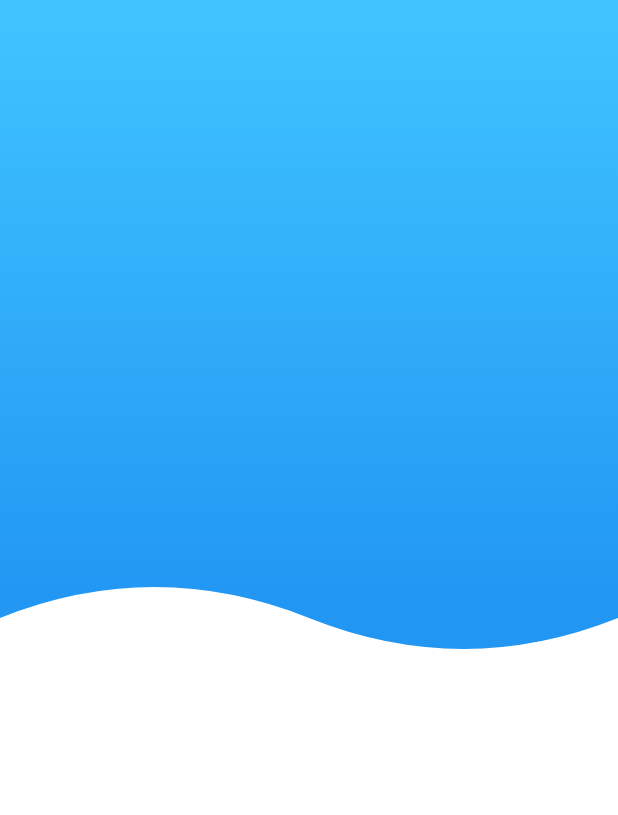
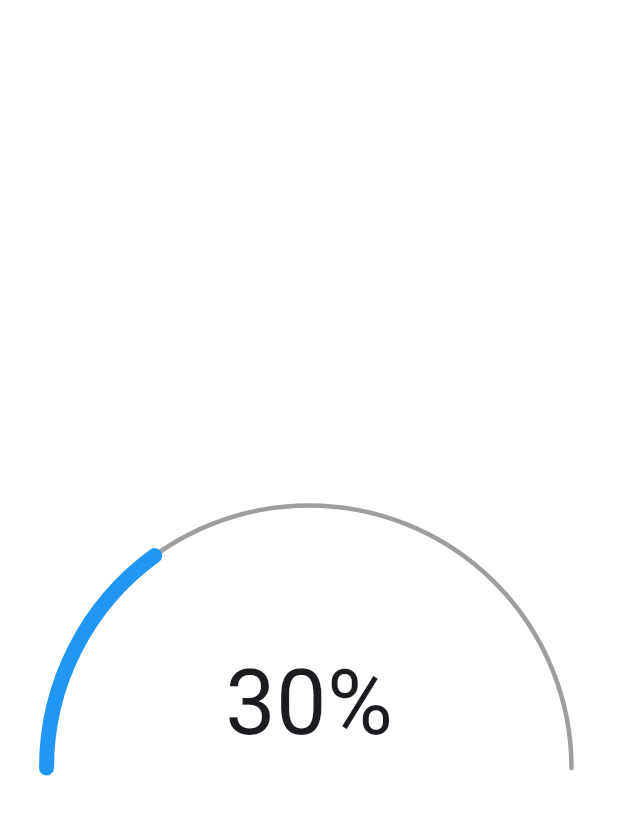
Before and after one commit to Taws-Espol/flutter-como-un-pro, a Flutter app: the screen it shows after launch, on a phone screen of 412 x 824 dp. Shown: the top 815 px of the screen. Run offline on Flutter 3.47's test engine with Material 3 defaults, Android fonts, the light colour scheme and no system bars.

Commit message:
GraficoArco

```diff
--- a/lib/app/modules/login/login_page.dart
+++ b/lib/app/modules/login/login_page.dart
@@ -7,7 +7,7 @@ class LoginPage extends StatelessWidget {
   @override
   Widget build(BuildContext context) {
     return const Scaffold(
-      body: HeaderOla(),
+      body: HeaderDiagonal(),
     );
   }
 }
--- /dev/null
+++ b/lib/app/modules/playground/playground_page.dart
@@ -0,0 +1,80 @@
+import 'dart:math';
+
+import 'package:flutter/material.dart';
+
+class PlaygroundPage extends StatelessWidget {
+  const PlaygroundPage({super.key});
+
+  @override
+  Widget build(BuildContext context) {
+    return const Scaffold(
+      body: Center(
+        child: SizedBox(
+          width: 350,
+          height: 200,
+          // color: Colors.redAccent,
+          child: GraficoArco(porcentaje: 30),
+        ),
+      ),
+    );
+  }
+}
+
+class GraficoArco extends StatelessWidget {
+  const GraficoArco({
+    super.key,
+    required this.porcentaje,
+  });
+  final int porcentaje;
+
+  @override
+  Widget build(BuildContext context) {
+    return CustomPaint(
+      painter: GraficoArcoPainter(porcentaje: porcentaje),
+      child: Align(
+        alignment: Alignment.bottomCenter,
+        child: Text(
+          "$porcentaje%",
+          style: const TextStyle(
+            fontSize: 60,
+          ),
+        ),
+      ),
+    );
+  }
+}
+
+class GraficoArcoPainter extends CustomPainter {
+  final int porcentaje;
+
+  GraficoArcoPainter({super.repaint, required this.porcentaje});
+  @override
+  void paint(Canvas canvas, Size size) {
+    //Lapiz
+    final lapizGris = Paint()
+      ..color = Colors.grey //Parametro
+      ..strokeWidth = 3 //Parametro
+      ..style = PaintingStyle.stroke
+      ..strokeCap = StrokeCap.round;
+
+    //Movimiento-trazo
+    //Canvas
+    final centro = Offset(size.width * 0.50, size.height);
+    final radio = min(size.width * 0.50, size.height);
+    final ubicacion = Rect.fromCircle(center: centro, radius: radio);
+    canvas.drawArc(ubicacion, pi, pi, false, lapizGris); //TODO: useCenter
+
+    //Relleno
+
+    final lapizRelleno = Paint()
+      ..color = Colors.blue //Parametro
+      ..strokeWidth = 10 //Parametro
+      ..style = PaintingStyle.stroke
+      ..strokeCap = StrokeCap.round;
+
+    canvas.drawArc(ubicacion, pi, pi * (porcentaje / 100), false, lapizRelleno);
+  }
+
+  @override
+  bool shouldRepaint(covariant CustomPainter oldDelegate) => true;
+}
--- a/lib/main.dart
+++ b/lib/main.dart
@@ -1,6 +1,7 @@
 import 'package:flutter/material.dart';
 import 'package:flutter_como_un_pro/app/modules/home/home_page.dart';
 import 'package:flutter_como_un_pro/app/modules/login/login_page.dart';
+import 'package:flutter_como_un_pro/app/modules/playground/playground_page.dart';
 import 'package:flutter_como_un_pro/app/providers/theme_provider.dart';
 import 'package:flutter_como_un_pro/core/theme/light_theme.dart';
 import 'package:provider/provider.dart';
@@ -22,7 +23,7 @@ class MyApp extends StatelessWidget {
     return MaterialApp(
       title: 'Flutter Demo',
       theme: Provider.of<ThemeProvider>(context).getTheme(),
-      home: const LoginPage(),
+      home: const PlaygroundPage(),
     );
   }
 }
```
